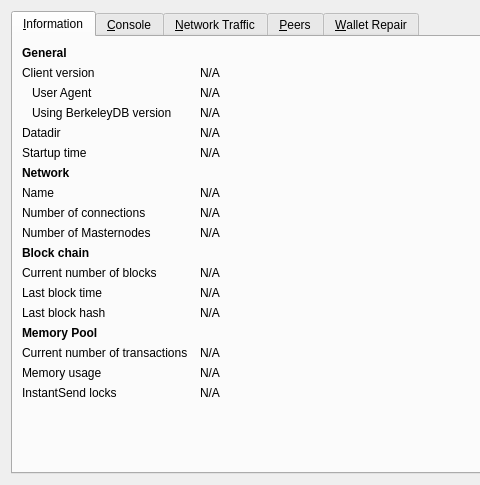
Qt form src/qt/forms/debugwindow.ui (piratecash/pirate) before a commit; both pictures show x 0 to 480 and y 0 to 485 of the 769 by 485 pixel window.
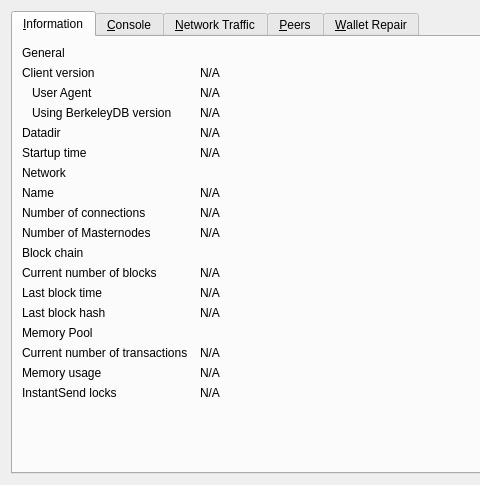
The same form after that commit. Icons and pictures are not drawn. Custom widgets are drawn as their Qt base class.

Commit message:
qt: Removed all font related changes from .ui/.css files
This is because font related changes will from now on only be made either in c++ with `GUIUtil::setFont` for font weight/style changes or in css for size and color changes with `font-size` or `color`.

```diff
--- a/src/qt/forms/debugwindow.ui
+++ b/src/qt/forms/debugwindow.ui
@@ -29,12 +29,6 @@
        </property>
        <item row="0" column="0">
         <widget class="QLabel" name="label_9">
-         <property name="font">
-          <font>
-           <weight>75</weight>
-           <bold>true</bold>
-          </font>
-         </property>
          <property name="text">
           <string>General</string>
          </property>
@@ -166,12 +160,6 @@
        </item>
        <item row="6" column="0">
            <widget class="QLabel" name="labelNetwork">
-               <property name="font">
-                   <font>
-                       <weight>75</weight>
-                       <bold>true</bold>
-                   </font>
-               </property>
                <property name="text">
                    <string>Network</string>
                </property>
@@ -248,12 +236,6 @@
        </item>
        <item row="10" column="0">
         <widget class="QLabel" name="label_10">
-         <property name="font">
-          <font>
-           <weight>75</weight>
-           <bold>true</bold>
-          </font>
-         </property>
          <property name="text">
           <string>Block chain</string>
          </property>
@@ -330,12 +312,6 @@
        </item>
        <item row="14" column="0">
         <widget class="QLabel" name="labelMempoolTitle">
-         <property name="font">
-          <font>
-           <weight>75</weight>
-           <bold>true</bold>
-          </font>
-         </property>
          <property name="text">
           <string>Memory Pool</string>
          </property>
```
Left out of the diff: 25 changed lines with no effect on the pictures. The commit also changes 10 other files.
